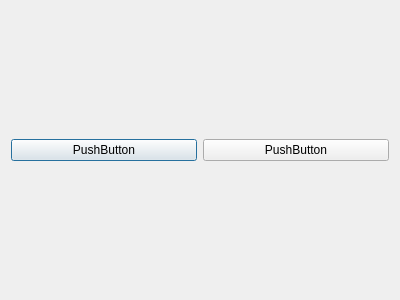
Old version of the form vika3/Vika3/dialognewrelation.ui in the repository BeanBean-Nyah/T113-VLN.
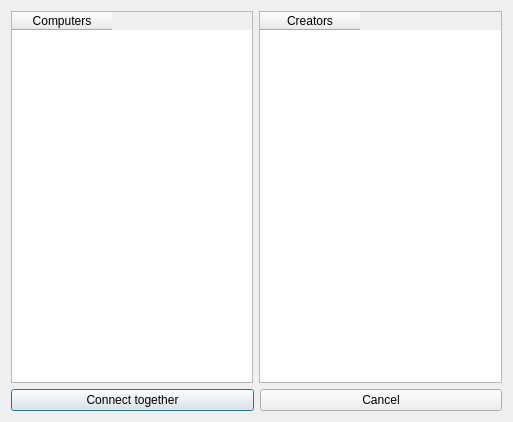
New version of the form.

```diff
--- a/vika3/Vika3/dialognewrelation.ui
+++ b/vika3/Vika3/dialognewrelation.ui
@@ -6,8 +6,8 @@
    <rect>
     <x>0</x>
     <y>0</y>
-    <width>400</width>
-    <height>300</height>
+    <width>513</width>
+    <height>422</height>
    </rect>
   </property>
   <property name="windowTitle">
@@ -15,21 +15,40 @@
   </property>
   <layout class="QVBoxLayout" name="verticalLayout">
    <item>
-    <layout class="QHBoxLayout" name="horizontalLayout"/>
+    <layout class="QHBoxLayout" name="horizontalLayout">
+     <item>
+      <widget class="QTableWidget" name="tableWidget_computers">
+       <column>
+        <property name="text">
+         <string>Computers</string>
+        </property>
+       </column>
+      </widget>
+     </item>
+     <item>
+      <widget class="QTableWidget" name="tableWidget_creators">
+       <column>
+        <property name="text">
+         <string>Creators</string>
+        </property>
+       </column>
+      </widget>
+     </item>
+    </layout>
    </item>
    <item>
     <layout class="QHBoxLayout" name="horizontalLayout_2">
      <item>
       <widget class="QPushButton" name="pushButton_2">
        <property name="text">
-        <string>PushButton</string>
+        <string>Connect together</string>
        </property>
       </widget>
      </item>
      <item>
       <widget class="QPushButton" name="pushButton">
        <property name="text">
-        <string>PushButton</string>
+        <string>Cancel</string>
        </property>
       </widget>
      </item>
```
Left out of the diff: 4 changed lines with no effect on the pictures.
